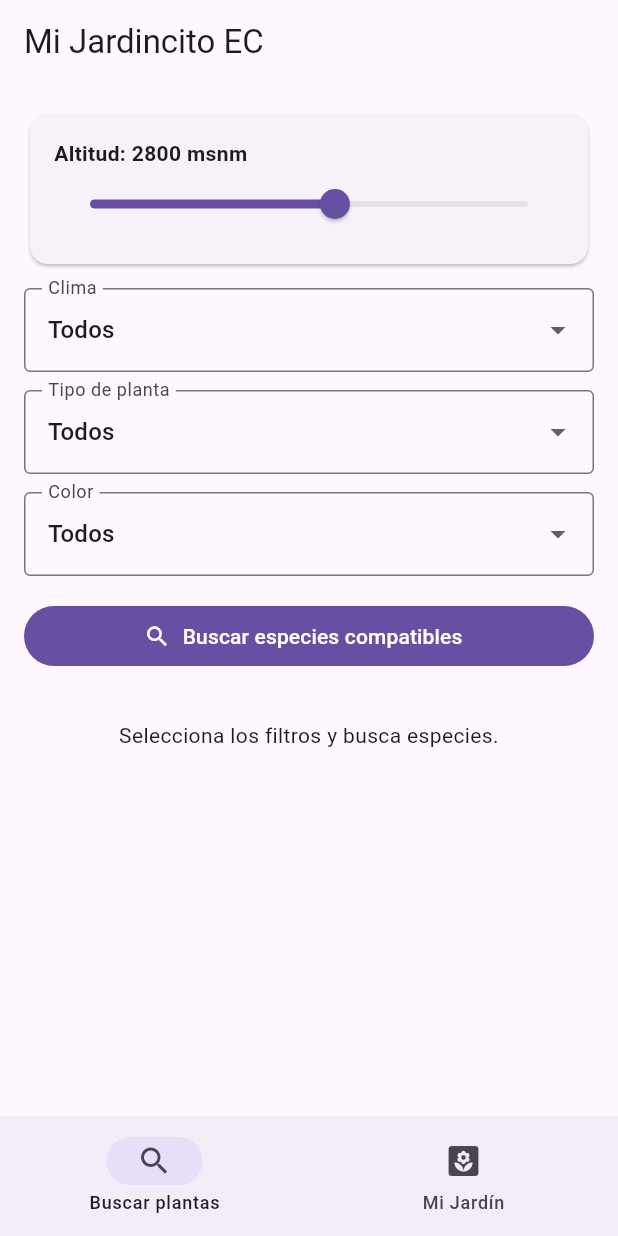
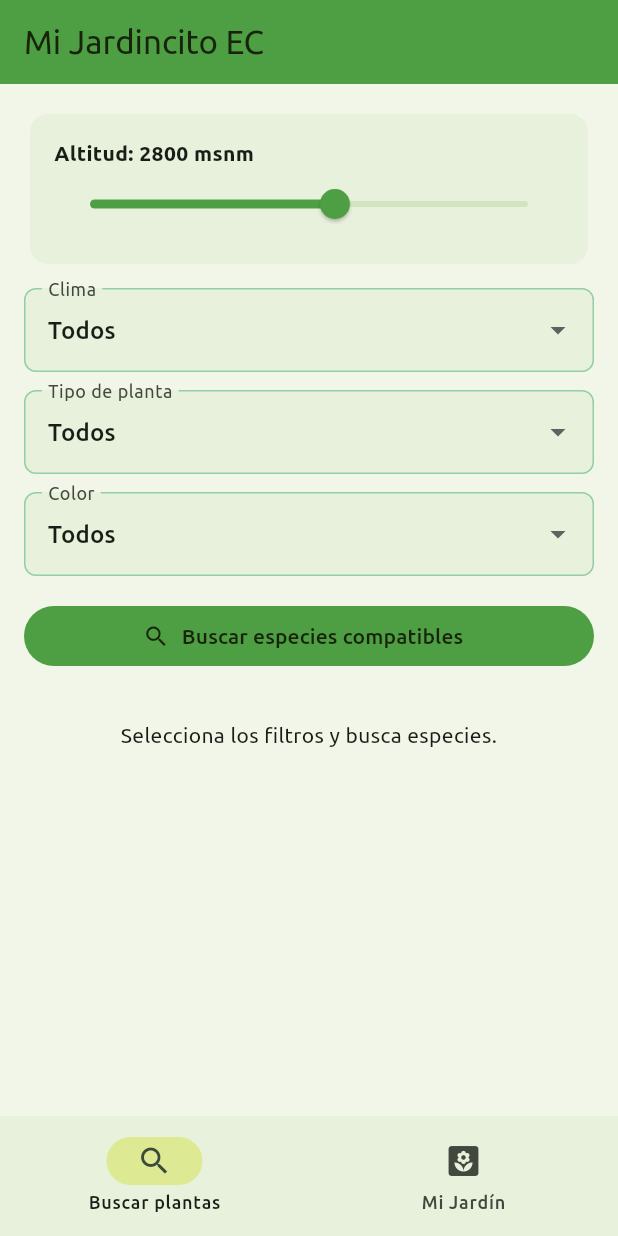
Before and after one commit to NicoleFuentesM/MiJardincito_EC, a Flutter app: the screen it shows after launch, on a phone screen of 412 x 824 dp. Run offline on Flutter 3.47's test engine with Material 3 defaults, Android fonts, the light colour scheme and no system bars; our stand-ins replace shared_preferences; missing offline and left inert: dart:ffi.

Commit message:
icon, font, paleta de colores

```diff
--- a/lib/main.dart
+++ b/lib/main.dart
@@ -25,8 +25,60 @@ class MiJardincitoApp extends StatelessWidget {
         ),
         ChangeNotifierProvider(create: (_) => JardinVirtualProvider()),
       ],
-      child: const MaterialApp(
+      child: MaterialApp(
         debugShowCheckedModeBanner: false,
+        theme: ThemeData(
+          useMaterial3: true,
+          fontFamily: 'Ubuntu',
+          colorScheme: ColorScheme.fromSeed(
+            seedColor: const Color(0xFF4E9F43),
+          ).copyWith(
+            primary: const Color(0xFF4E9F43),
+            onPrimary: const Color(0xFF17240B),
+            secondary: const Color(0xFF94CEA7),
+            onSecondary: const Color(0xFF1D2B20),
+            tertiary: const Color(0xFFA7472D),
+            onTertiary: Colors.white,
+            primaryContainer: const Color(0xFFDEE994),
+            onPrimaryContainer: const Color(0xFF17240B),
+            surface: const Color(0xFFF1F6E8),
+            surfaceContainerLowest: const Color(0xFFEDF4E3),
+            surfaceContainerLow: const Color(0xFFE8F1DB),
+            surfaceContainer: const Color(0xFFE2EDD4),
+            surfaceContainerHigh: const Color(0xFFDCE9CD),
+            surfaceContainerHighest: const Color(0xFFD4E4C2),
+          ),
+          scaffoldBackgroundColor: const Color(0xFFF1F6E8),
+          appBarTheme: const AppBarTheme(
+            backgroundColor: Color(0xFF4E9F43),
+            foregroundColor: Color(0xFF17240B),
+            elevation: 0,
+          ),
+          cardTheme: const CardThemeData(
+            color: Color(0xFFE8F1DB),
+            elevation: 0,
+          ),
+          navigationBarTheme: const NavigationBarThemeData(
+            backgroundColor: Color(0xFFE8F1DB),
+            indicatorColor: Color(0xFFDEE994),
+          ),
+          inputDecorationTheme: InputDecorationTheme(
+            filled: true,
+            fillColor: const Color(0xFFE8F1DB),
+            border: OutlineInputBorder(
+              borderRadius: BorderRadius.circular(8),
+              borderSide: const BorderSide(color: Color(0xFF94CEA7)),
+            ),
+            enabledBorder: OutlineInputBorder(
+              borderRadius: BorderRadius.circular(8),
+              borderSide: const BorderSide(color: Color(0xFF94CEA7)),
+            ),
+            focusedBorder: OutlineInputBorder(
+              borderRadius: BorderRadius.circular(8),
+              borderSide: const BorderSide(color: Color(0xFF4E9F43), width: 2),
+            ),
+          ),
+        ),
         home: NavegacionPrincipal(),
       ),
     );
--- a/lib/presentation/screens/mi_jardin_virtual_screen.dart
+++ b/lib/presentation/screens/mi_jardin_virtual_screen.dart
@@ -132,6 +132,8 @@ class _TarjetaJardin extends StatelessWidget {
 
   @override
   Widget build(BuildContext context) {
+    final colores = Theme.of(context).colorScheme;
+
     return Card(
       clipBehavior: Clip.antiAlias,
       child: Padding(
@@ -142,7 +144,7 @@ class _TarjetaJardin extends StatelessWidget {
             Icon(
               adoptada ? Icons.local_florist : Icons.lock_outline,
               size: 48,
-              color: adoptada ? Colors.green : Colors.grey,
+              color: adoptada ? colores.primary : colores.onSurfaceVariant,
             ),
             const SizedBox(height: 8),
             Text(
```
Also changed, not shown: assets/fonts/UFL.txt (added, +96 -0 lines), lib/presentation/screens/quiz_screen.dart (+12 -9 lines), pubspec.yaml (+17 -5 lines), assets/fonts/Ubuntu-Bold.ttf (added), assets/fonts/Ubuntu-Medium.ttf (added), assets/fonts/Ubuntu-Regular.ttf (added), assets/icon/MiJardincitoIcono.png (added), assets/images/montaña.png (added), pubspec.lock, 37 other files.
